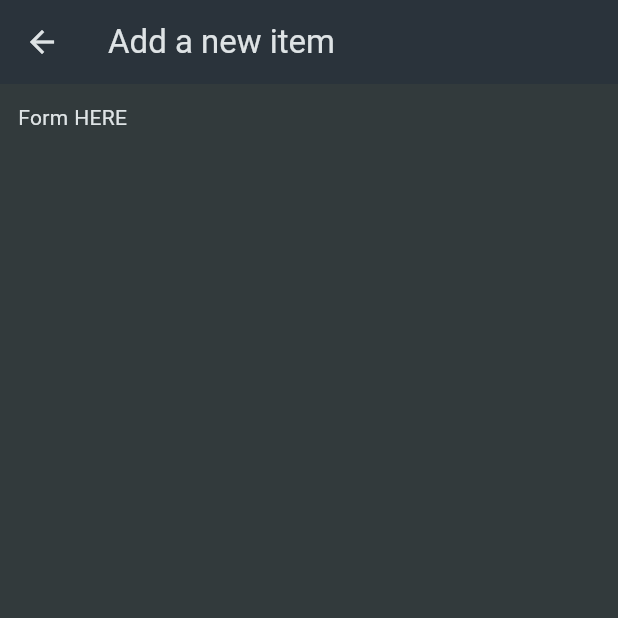
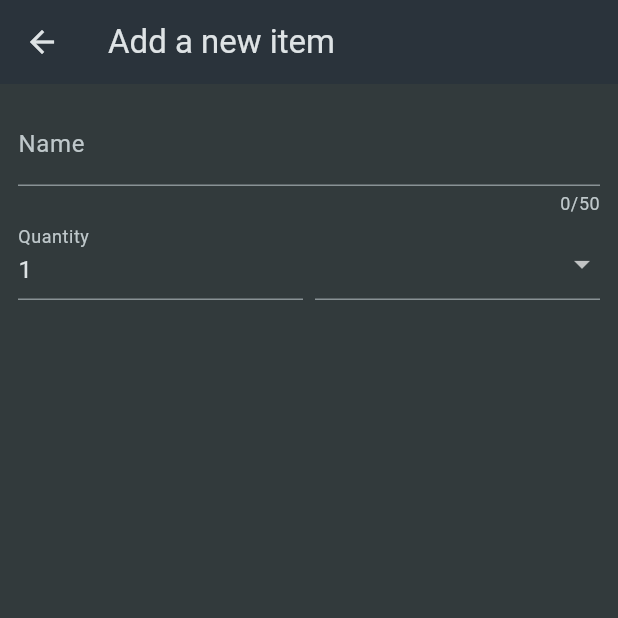
Before and after one commit to kraevskiy/fluter-shopping-list, a Flutter app: the NewItem screen opened directly, on a phone screen of 412 x 824 dp, the top half of it. Run offline on Flutter 3.47's test engine with Material 3 defaults, Android fonts, the phone set to English and light mode, and no system bars.

Commit message:
add new item form

```diff
--- a/lib/widgets/new_item.dart
+++ b/lib/widgets/new_item.dart
@@ -1,4 +1,6 @@
 import 'package:flutter/material.dart';
+
+import 'package:flutter_shopping_app/data/categories.dart';
 
 class NewItem extends StatefulWidget {
   const NewItem({super.key});
@@ -10,7 +12,6 @@ class NewItem extends StatefulWidget {
 }
 
 class _NewItemState extends State<NewItem> {
-
   @override
   Widget build(BuildContext context) {
     return Scaffold(
@@ -19,7 +20,62 @@ class _NewItemState extends State<NewItem> {
       ),
       body: Padding(
         padding: const EdgeInsets.all(12),
-        child: Text('Form HERE'),
+        child: Form(
+          child: Column(
+            children: [
+              TextFormField(
+                maxLength: 50,
+                decoration: const InputDecoration(
+                  label: Text('Name'),
+                ),
+                validator: (value) {
+                  return 'Demo...';
+                },
+              ),
+              Row(
+                crossAxisAlignment: CrossAxisAlignment.end,
+                children: [
+                  Expanded(
+                    child: TextFormField(
+                      decoration:
+                          const InputDecoration(label: Text('Quantity')),
+                      initialValue: '1',
+                    ),
+                  ),
+                  const SizedBox(
+                    width: 8,
+                  ),
+                  Expanded(
+                    child: DropdownButtonFormField(
+                      items: [
+                        for (final category in categories.entries)
+                          DropdownMenuItem(
+                            value: category.value,
+                            child: Row(
+                              children: [
+                                Container(
+                                  width: 16,
+                                  height: 16,
+                                  color: category.value.color,
+                                ),
+                                const SizedBox(
+                                  width: 6,
+                                ),
+                                Text(category.value.title),
+                              ],
+                            ),
+                          ),
+                      ],
+                      onChanged: (value) {
+                        print(value);
+                      },
+                    ),
+                  ),
+                ],
+              )
+            ],
+          ),
+        ),
       ),
     );
   }
```
